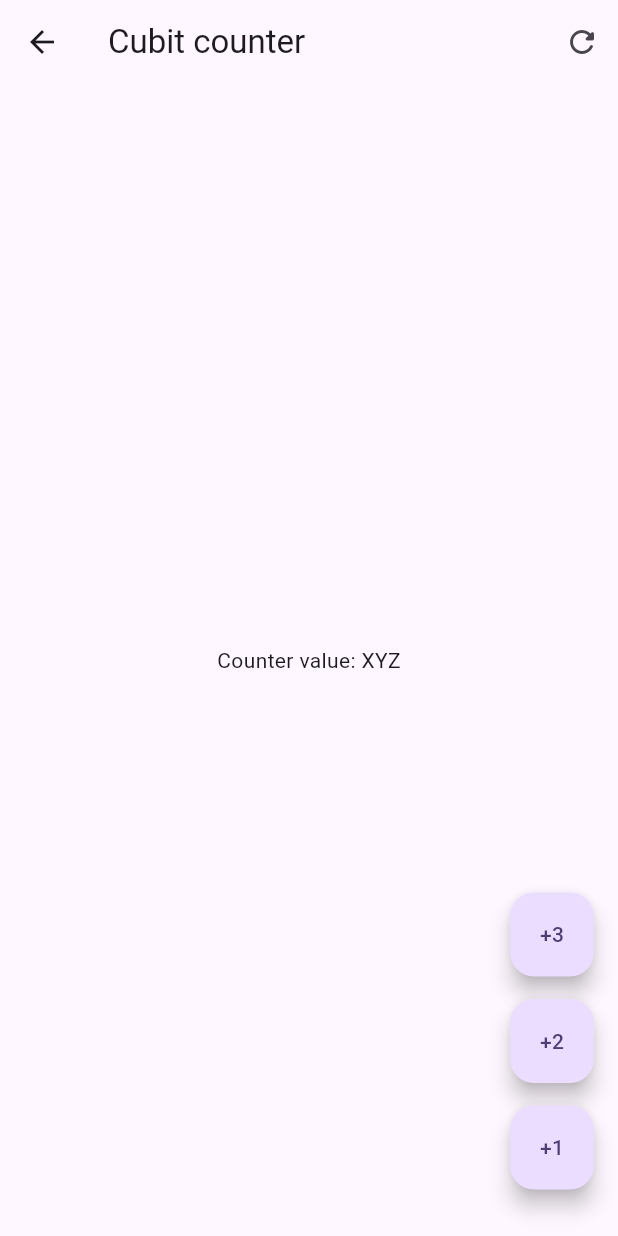
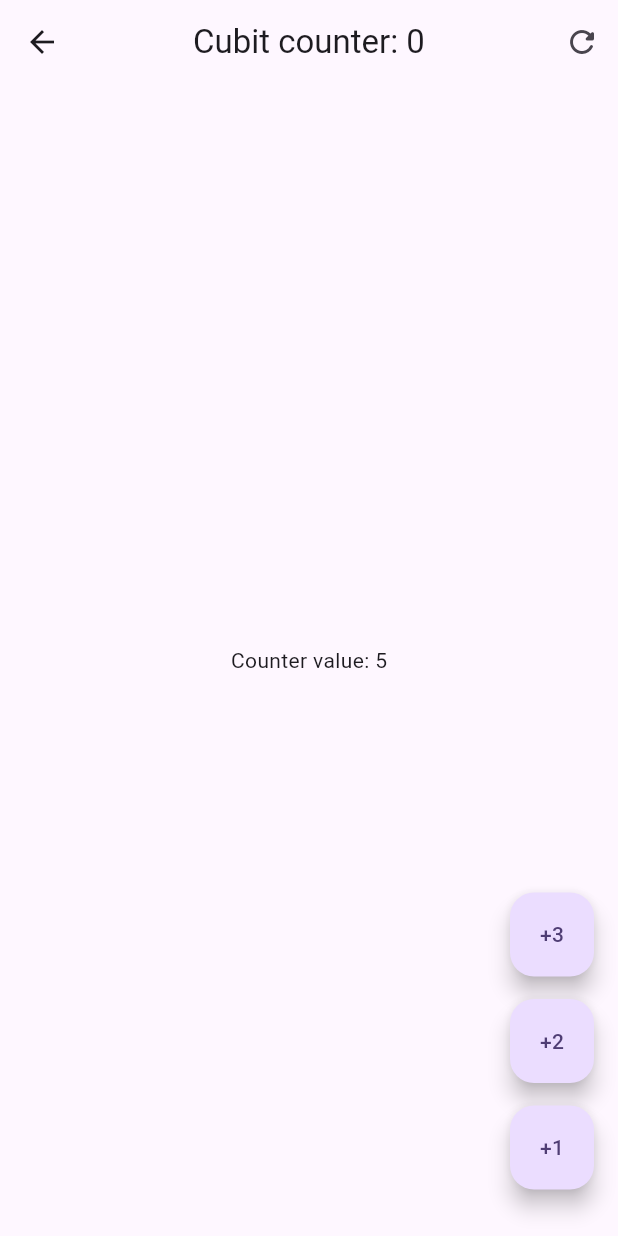
Before and after one commit to JeanGC970520/forms_app, a Flutter app: the screen it shows after launch, after a tap on "Cubits", on a phone screen of 412 x 824 dp. Run offline on Flutter 3.47's test engine with Material 2 defaults, Android fonts, the phone set to English and light mode, and no system bars; our stand-ins replace flutter_bloc, go_router.

Commit message:
Using CounterCubit to display counter value and the number of transactions

```diff
--- a/lib/presentation/screens/cubit_counter_screen.dart
+++ b/lib/presentation/screens/cubit_counter_screen.dart
@@ -1,54 +1,72 @@
+import 'package:flutter/material.dart';
+import 'package:flutter_bloc/flutter_bloc.dart';
 
-
-import 'package:flutter/material.dart';
+import '../blocs/counter_cubit/counter_cubit.dart';
 
 class CubitCounterScreen extends StatelessWidget {
   const CubitCounterScreen({super.key});
 
   @override
   Widget build(BuildContext context) {
+    return BlocProvider(
+        create: (context) => CounterCubit(), child: const _CubitCounterView());
+  }
+}
+
+class _CubitCounterView extends StatelessWidget {
+  const _CubitCounterView();
+
+  @override
+  Widget build(BuildContext context) {
+
+    final counterState = context.watch<CounterCubit>().state;
+
     return Scaffold(
       appBar: AppBar(
-        title: const Text('Cubit counter'),
+        title: Text('Cubit counter: ${counterState.transactionCount}'),
+        centerTitle: true,
         actions: [
           IconButton(
             onPressed: () {},
-            icon: const Icon( Icons.refresh_rounded ),
+            icon: const Icon(Icons.refresh_rounded),
           ),
         ],
       ),
       body: Center(
-        child: const Text('Counter value: XYZ'),
+        child: BlocBuilder<CounterCubit, CounterState>(
+          // buildWhen: (previous, current) => previous.counter != current.counter,
+          builder: (context, state) {
+            return Text('Counter value: ${state.counter}');
+          },
+        ),
       ),
       floatingActionButton: Column(
         mainAxisAlignment: MainAxisAlignment.end,
         children: [
-
           FloatingActionButton(
             heroTag: '1',
             child: const Text('+3'),
             onPressed: () {},
           ),
-
-          const SizedBox(height: 15,),
-
+          const SizedBox(
+            height: 15,
+          ),
           FloatingActionButton(
             heroTag: '2',
             child: const Text('+2'),
             onPressed: () {},
           ),
-
-          const SizedBox(height: 15,),
-
+          const SizedBox(
+            height: 15,
+          ),
           FloatingActionButton(
             heroTag: '3',
             child: const Text('+1'),
             onPressed: () {},
           ),
-
-          const SizedBox(height: 15,),
-
-
+          const SizedBox(
+            height: 15,
+          ),
         ],
       ),
     );
```
